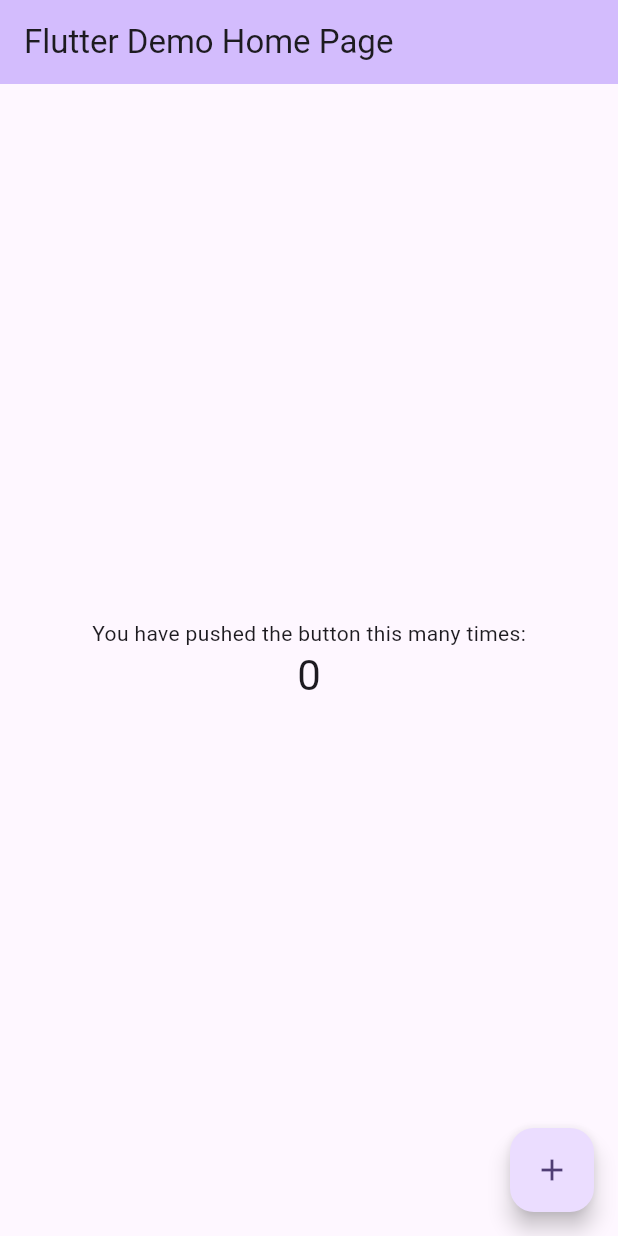
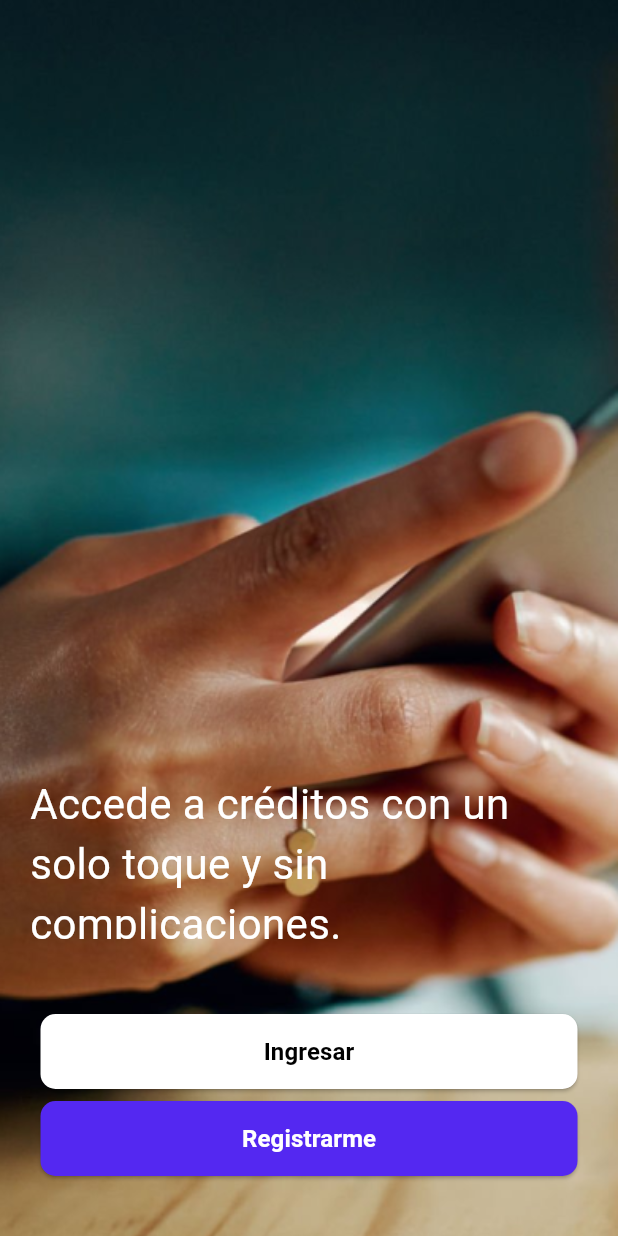
Before and after one commit to cristian1263/PruebaTecnica_Flutter, a Flutter app: the screen it shows after launch, on a phone screen of 412 x 824 dp. Run offline on Flutter 3.47's test engine with Material 3 defaults, Android fonts, the light colour scheme and no system bars; Roboto replaces fonts that are missing (Poppins-Regular, SourceSansPro-Bold).

Commit message:
Principal Realizado y Registro adelantado

```diff
--- a/lib/main.dart
+++ b/lib/main.dart
@@ -1,125 +1,37 @@
 import 'package:flutter/material.dart';
+import 'principal.dart';
+import 'login.dart';
+import 'registro.dart';
 
-void main() {
+void main() async {
+  WidgetsFlutterBinding.ensureInitialized();
+  // await SharedPreferences.getInstance();
   runApp(const MyApp());
 }
 
 class MyApp extends StatelessWidget {
-  const MyApp({super.key});
+  const MyApp({Key? key});
 
-  // This widget is the root of your application.
   @override
   Widget build(BuildContext context) {
     return MaterialApp(
       title: 'Flutter Demo',
       theme: ThemeData(
-        // This is the theme of your application.
-        //
-        // TRY THIS: Try running your application with "flutter run". You'll see
-        // the application has a purple toolbar. Then, without quitting the app,
-        // try changing the seedColor in the colorScheme below to Colors.green
-        // and then invoke "hot reload" (save your changes or press the "hot
-        // reload" button in a Flutter-supported IDE, or press "r" if you used
-        // the command line to start the app).
-        //
-        // Notice that the counter didn't reset back to zero; the application
-        // state is not lost during the reload. To reset the state, use hot
-        // restart instead.
-        //
-        // This works for code too, not just values: Most code changes can be
-        // tested with just a hot reload.
-        colorScheme: ColorScheme.fromSeed(seedColor: Colors.deepPurple),
-        useMaterial3: true,
-      ),
-      home: const MyHomePage(title: 'Flutter Demo Home Page'),
+          // Tus configuraciones de tema aquí
+          ),
+      initialRoute: '/',
+      routes: {
+        '/': (context) => const VisPrincipal(),
+        '/Login': (context) => const VisLogin(),
+        '/Registro': (context) => const Registro(),
+        // '/ListaProyecto': (context) => const ListadoProyecto(),
+        // '/EditarProyecto': (context) => const EditarProyecto(),
+        // '/RegisterProyecto': (context) => const RegistrarProyecto(),
+        // '/ListaTareas': (context) => const ListadoTareas(),
+        // '/EditarTarea': (context) => const EditarTarea(),
+        // '/RegistrarTarea': (context) => const RegistrarTarea(),
+        // '/Ayuda': (context) => const Ayuda()
+      },
     );
   }
 }
-
-class MyHomePage extends StatefulWidget {
-  const MyHomePage({super.key, required this.title});
-
-  // This widget is the home page of your application. It is stateful, meaning
-  // that it has a State object (defined below) that contains fields that affect
-  // how it looks.
-
-  // This class is the configuration for the state. It holds the values (in this
-  // case the title) provided by the parent (in this case the App widget) and
-  // used by the build method of the State. Fields in a Widget subclass are
-  // always marked "final".
-
-  final String title;
-
-  @override
-  State<MyHomePage> createState() => _MyHomePageState();
-}
-
-class _MyHomePageState extends State<MyHomePage> {
-  int _counter = 0;
-
-  void _incrementCounter() {
-    setState(() {
-      // This call to setState tells the Flutter framework that something has
-      // changed in this State, which causes it to rerun the build method below
-      // so that the display can reflect the updated values. If we changed
-      // _counter without calling setState(), then the build method would not be
-      // called again, and so nothing would appear to happen.
-      _counter++;
-    });
-  }
-
-  @override
-  Widget build(BuildContext context) {
-    // This method is rerun every time setState is called, for instance as done
-    // by the _incrementCounter method above.
-    //
-    // The Flutter framework has been optimized to make rerunning build methods
-    // fast, so that you can just rebuild anything that needs updating rather
-    // than having to individually change instances of widgets.
-    return Scaffold(
-      appBar: AppBar(
-        // TRY THIS: Try changing the color here to a specific color (to
-        // Colors.amber, perhaps?) and trigger a hot reload to see the AppBar
-        // change color while the other colors stay the same.
-        backgroundColor: Theme.of(context).colorScheme.inversePrimary,
-        // Here we take the value from the MyHomePage object that was created by
-        // the App.build method, and use it to set our appbar title.
-        title: Text(widget.title),
-      ),
-      body: Center(
-        // Center is a layout widget. It takes a single child and positions it
-        // in the middle of the parent.
-        child: Column(
-          // Column is also a layout widget. It takes a list of children and
-          // arranges them vertically. By default, it sizes itself to fit its
-          // children horizontally, and tries to be as tall as its parent.
-          //
-          // Column has various properties to control how it sizes itself and
-          // how it positions its children. Here we use mainAxisAlignment to
-          // center the children vertically; the main axis here is the vertical
-          // axis because Columns are vertical (the cross axis would be
-          // horizontal).
-          //
-          // TRY THIS: Invoke "debug painting" (choose the "Toggle Debug Paint"
-          // action in the IDE, or press "p" in the console), to see the
-          // wireframe for each widget.
-          mainAxisAlignment: MainAxisAlignment.center,
-          children: <Widget>[
-            const Text(
-              'You have pushed the button this many times:',
-            ),
-            Text(
-              '$_counter',
-              style: Theme.of(context).textTheme.headlineMedium,
-            ),
-          ],
-        ),
-      ),
-      floatingActionButton: FloatingActionButton(
-        onPressed: _incrementCounter,
-        tooltip: 'Increment',
-        child: const Icon(Icons.add),
-      ), // This trailing comma makes auto-formatting nicer for build methods.
-    );
-  }
-}
--- /dev/null
+++ b/lib/principal.dart
@@ -0,0 +1,103 @@
+import 'package:flutter/material.dart';
+
+class VisPrincipal extends StatefulWidget {
+  const VisPrincipal({super.key});
+
+  @override
+  State<VisPrincipal> createState() => _VisPrincipalState();
+}
+
+class _VisPrincipalState extends State<VisPrincipal> {
+  @override
+  Widget build(BuildContext context) {
+    return MaterialApp(
+      // debugShowCheckedModeBanner: false,
+      home: Container(
+        decoration: const BoxDecoration(
+          image: DecorationImage(
+            image: AssetImage('assets/img/Rectangle3.png'),
+            fit: BoxFit.cover,
+          ),
+        ),
+        child: Scaffold(
+          backgroundColor: Colors.transparent,
+          body: Stack(
+            children: [
+              Positioned(
+                  bottom: 40,
+                  left: 20,
+                  child: Column(
+                    children: [
+                      Container(
+                          height: 110,
+                          width: 372,
+                          child: const Text(
+                            'Accede a créditos con un solo toque y sin complicaciones.',
+                            style: TextStyle(
+                              color: Colors.white,
+                              fontFamily: 'Poppins-Regular',
+                              fontSize: 28,
+                            ),
+                          )),
+                      /////////////////
+                      Container(height: 50),
+                      ////////////////////
+                      ElevatedButton(
+                        onPressed: () {
+                          Navigator.pushNamed(context, '/Login');
+                        },
+                        style: ElevatedButton.styleFrom(
+                          backgroundColor: Colors.white,
+                          minimumSize: const Size(358, 50),
+                          shape: RoundedRectangleBorder(
+                            borderRadius: BorderRadius.circular(10),
+                          ),
+                        ),
+                        child: const Text(
+                          'Ingresar',
+                          style: TextStyle(
+                            fontWeight: FontWeight.bold,
+                            color: Colors.black,
+                            fontFamily: 'SourceSansPro-Bold',
+                            fontSize: 16,
+                          ),
+                        ),
+                      ),
+                      /////////////////////
+                      Container(height: 5),
+                      ////////////////////
+                      Container(
+                        margin: const EdgeInsets.only(top: 3.0),
+                        child: ElevatedButton(
+                          onPressed: () {
+                            Navigator.pushNamed(context, '/Registro');
+                          },
+                          style: ElevatedButton.styleFrom(
+                            backgroundColor:
+                                const Color.fromARGB(255, 84, 40, 241),
+                            minimumSize: const Size(358, 50),
+                            shape: RoundedRectangleBorder(
+                              borderRadius: BorderRadius.circular(10),
+                            ),
+                          ),
+                          child: const Text(
+                            'Registrarme',
+                            style: TextStyle(
+                              fontWeight: FontWeight.bold,
+                              color: Colors.white,
+                              fontFamily: 'SourceSansPro-Bold',
+                              fontSize: 16,
+                            ),
+                          ),
+                        ),
+                      ),
+                    ],
+                  )),
+              /////////////////////
+            ],
+          ),
+        ),
+      ),
+    );
+  }
+}
```
Also changed, not shown: lib/login.dart (added, +15 -0 lines), lib/registro.dart (added, +77 -0 lines), pubspec.yaml (+29 -17 lines), assets/fonts/Poppins-Regular.ttf (added), assets/fonts/Product Sans Bold.ttf (added), assets/fonts/Product Sans Regular.ttf (added), assets/fonts/ProductSans-Regular.ttf (added), assets/fonts/SourceSansPro-Bold.otf (added), assets/img/Rectangle3.png (added), assets/img/opacity.png (added), assets/img/spinner-two.png (added).
